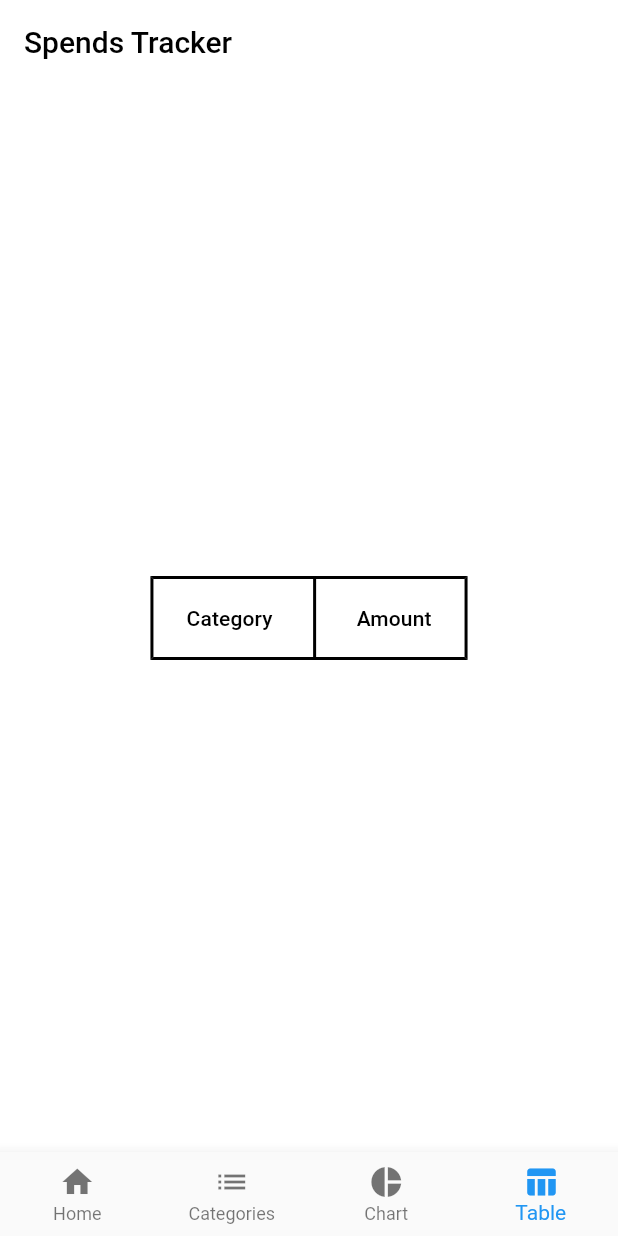
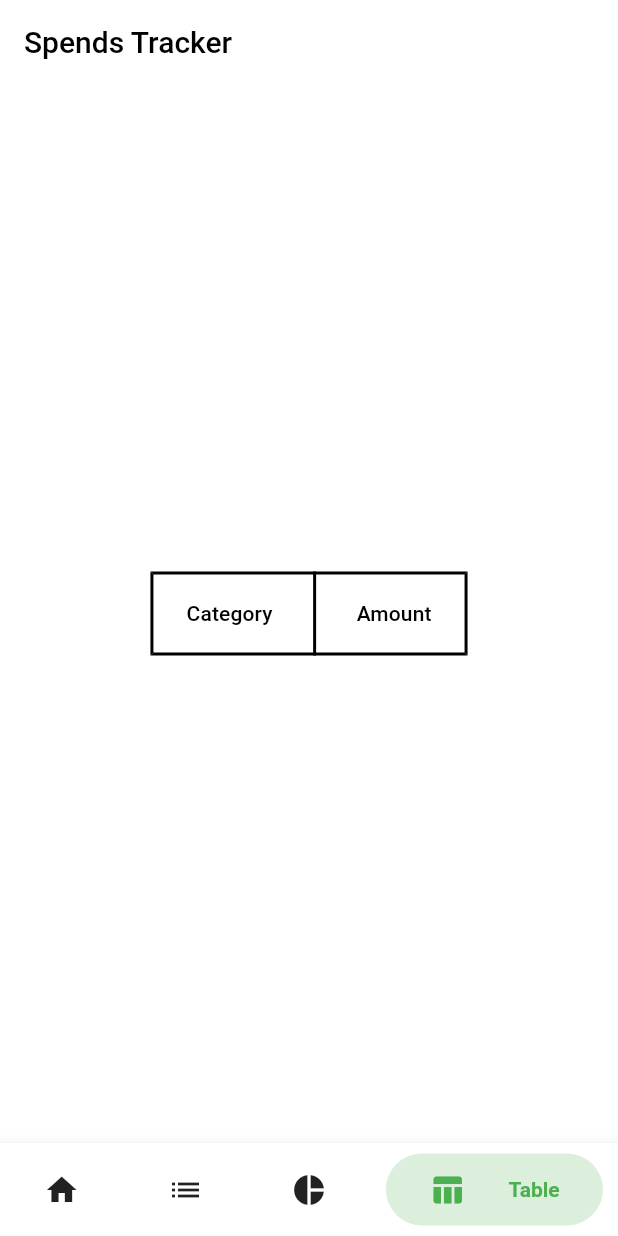
Before and after one commit to ajomuch92/spend_tracker, a Flutter app: the screen it shows after launch, swiped to page 4, on a phone screen of 412 x 824 dp. Run offline on Flutter 3.47's test engine with Material 2 defaults, Android fonts, the phone set to English and light mode, and no system bars; drawn by our look-alikes of bubble_bottom_bar; our stand-ins replace fast_immutable_collections, fl_chart, flutter_form_builder, flutter_slidable, form_builder_validators, material_design_icons_flutter and 2 more; missing offline and left inert: flutter_is_dark_color_hsp, form_builder_extra_fields, simple_fontellico_progress_dialog; accounts and stored records are empty.

```diff
--- a/lib/views/Index.dart
+++ b/lib/views/Index.dart
@@ -1,3 +1,4 @@
+import 'package:bubble_bottom_bar/bubble_bottom_bar.dart';
 import 'package:flutter/material.dart';
 import 'package:spend_tracker/views/Categories.dart';
 import 'package:spend_tracker/views/Charts.dart';
@@ -29,12 +30,12 @@ class _IndexState extends State<Index> with AutomaticKeepAliveClientMixin{
     super.dispose();
   }
 
-  void _onItemTapped(int index) {
+  void _onItemTapped(int? index) {
     setState(() {
-      _selectedIndex = index;
+      _selectedIndex = index!;
     });
     _controller.animateToPage(
-      index,
+      index!,
       duration: const Duration(milliseconds: 400),
       curve: Curves.easeOut,
     );
@@ -57,33 +58,43 @@ class _IndexState extends State<Index> with AutomaticKeepAliveClientMixin{
           });
         },
       ),
-      bottomNavigationBar: BottomNavigationBar(
-        type: BottomNavigationBarType.fixed,
+      bottomNavigationBar: BubbleBottomBar(
+        opacity: 0.2,
         items: const [
-          BottomNavigationBarItem(
-            icon: Icon(Icons.home),
-            label: 'Home',
+          BubbleBottomBarItem(
+            icon: Icon(Icons.home, color: Colors.black87,),
+            activeIcon: Icon(Icons.home),
+            title: Text('Home'),
+            backgroundColor: Colors.red
           ),
-          BottomNavigationBarItem(
-            icon: Icon(Icons.list),
-            label: 'Categories',
+          BubbleBottomBarItem(
+            icon: Icon(Icons.list, color: Colors.black87,),
+            activeIcon: Icon(Icons.list),
+            title: Text('Categories'),
+            backgroundColor: Colors.deepPurple
           ),
-          BottomNavigationBarItem(
-            icon: Icon(Icons.pie_chart),
-            label: 'Chart',
+          BubbleBottomBarItem(
+            icon: Icon(Icons.pie_chart, color: Colors.black87,),
+            activeIcon: Icon(Icons.pie_chart),
+            title: Text('Chart'),
+            backgroundColor: Colors.indigo
           ),
-          BottomNavigationBarItem(
-            icon: Icon(Icons.table_chart),
-            label: 'Table',
+          BubbleBottomBarItem(
+            icon: Icon(Icons.table_chart, color: Colors.black87,),
+            activeIcon: Icon(Icons.table_chart),
+            title: Text('Table'),
+            backgroundColor: Colors.green
           )
         ],
         currentIndex: _selectedIndex,
         onTap: _onItemTapped,
+        borderRadius: const BorderRadius.vertical(top: Radius.circular(16)),
+        hasInk: true,
+        inkColor: Colors.black12
       ),
     );
   }
 
   @override
-  // TODO: implement wantKeepAlive
   bool get wantKeepAlive => true;
 }
--- a/pubspec.yaml
+++ b/pubspec.yaml
@@ -45,6 +45,7 @@ dependencies:
   flutter_is_dark_color_hsp: ^0.1.0
   fl_chart: ^0.55.0
   fast_immutable_collections: ^7.4.1
+  bubble_bottom_bar: ^2.0.0
 
 dev_dependencies:
   flutter_test:
```
Also changed, not shown: pubspec.lock.
